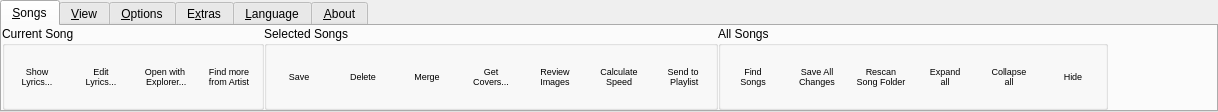
Before: the Qt Designer form src/ribbon/QURibbonBar.ui in UltraStar-Deluxe/UltraStar-Manager, drawn with Qt 5.
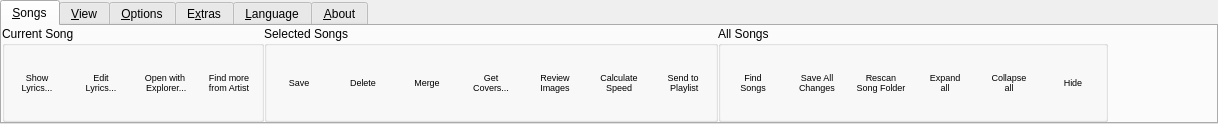
After: the same form once the commit is applied. Icons and pictures are not drawn.

The edit to the form file:
```diff
--- a/src/ribbon/QURibbonBar.ui
+++ b/src/ribbon/QURibbonBar.ui
@@ -7,7 +7,7 @@
     <x>0</x>
     <y>0</y>
     <width>1218</width>
-    <height>112</height>
+    <height>124</height>
    </rect>
   </property>
   <property name="sizePolicy">
```
